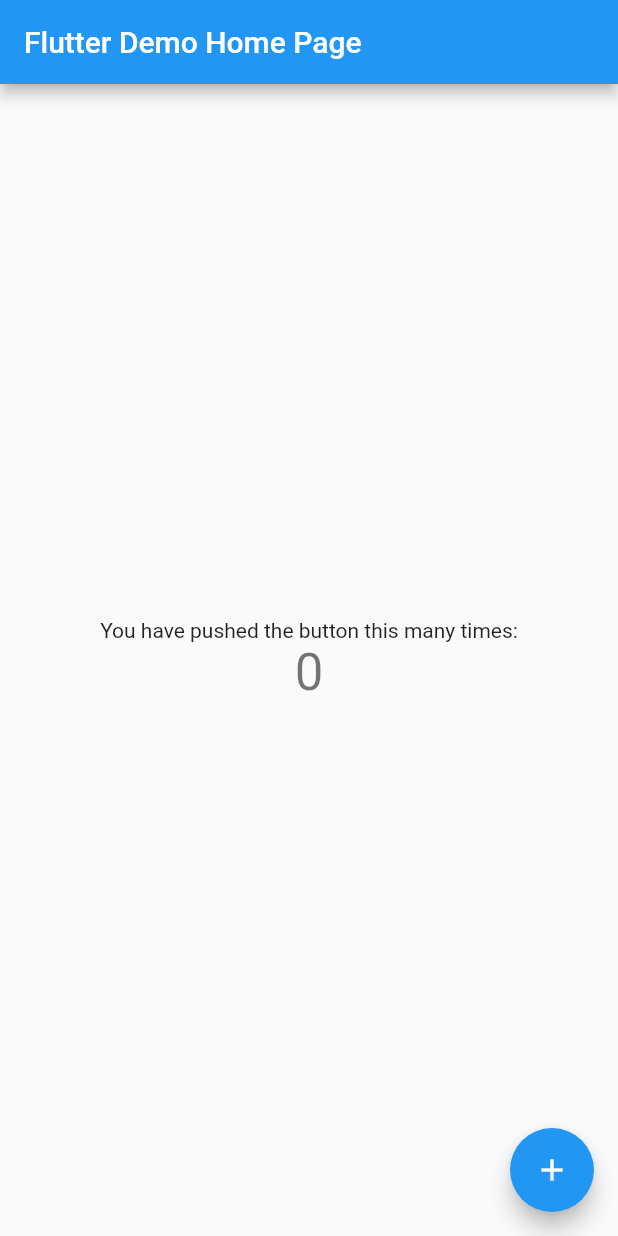
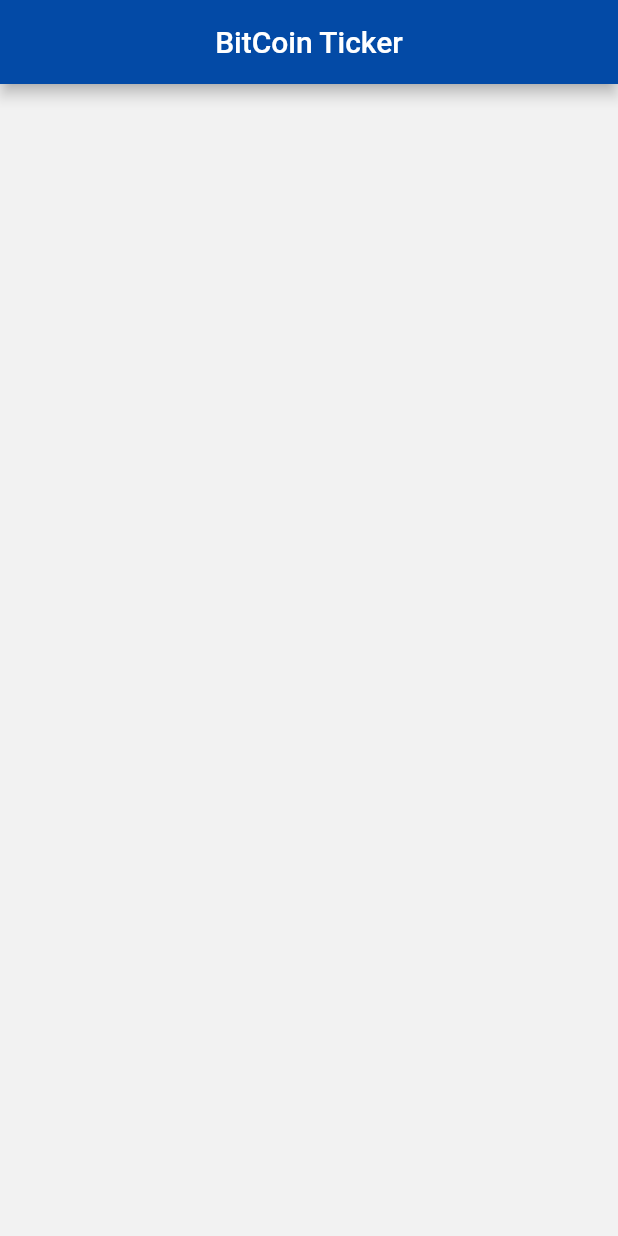
Before and after one commit to ashwanisng/Bitcoin-Ticker-App, a Flutter app: the screen it shows after launch, on a phone screen of 412 x 824 dp. Run offline on Flutter 3.47's test engine with Material 2 defaults, Android fonts, the phone set to English and light mode, and no system bars; missing offline and left inert: dart:html.

Commit message:
appbar created

```diff
--- a/lib/main.dart
+++ b/lib/main.dart
@@ -1,3 +1,4 @@
+import 'package:bitcoin_ticker/screens/price_screen.dart';
 import 'package:flutter/material.dart';
 
 void main() {
@@ -9,109 +10,12 @@ class MyApp extends StatelessWidget {
   @override
   Widget build(BuildContext context) {
     return MaterialApp(
-      title: 'Flutter Demo',
-      theme: ThemeData(
-        // This is the theme of your application.
-        //
-        // Try running your application with "flutter run". You'll see the
-        // application has a blue toolbar. Then, without quitting the app, try
-        // changing the primarySwatch below to Colors.green and then invoke
-        // "hot reload" (press "r" in the console where you ran "flutter run",
-        // or simply save your changes to "hot reload" in a Flutter IDE).
-        // Notice that the counter didn't reset back to zero; the application
-        // is not restarted.
-        primarySwatch: Colors.blue,
-        // This makes the visual density adapt to the platform that you run
-        // the app on. For desktop platforms, the controls will be smaller and
-        // closer together (more dense) than on mobile platforms.
-        visualDensity: VisualDensity.adaptivePlatformDensity,
+      debugShowCheckedModeBanner: false,
+      theme: ThemeData.dark().copyWith(
+        primaryColor: Color(0xFF034AA6),
+        scaffoldBackgroundColor: Color(0xFFF2F2F2),
       ),
-      home: MyHomePage(title: 'Flutter Demo Home Page'),
+      home: PriceScreen(),
     );
   }
 }
-
-class MyHomePage extends StatefulWidget {
-  MyHomePage({Key key, this.title}) : super(key: key);
-
-  // This widget is the home page of your application. It is stateful, meaning
-  // that it has a State object (defined below) that contains fields that affect
-  // how it looks.
-
-  // This class is the configuration for the state. It holds the values (in this
-  // case the title) provided by the parent (in this case the App widget) and
-  // used by the build method of the State. Fields in a Widget subclass are
-  // always marked "final".
-
-  final String title;
-
-  @override
-  _MyHomePageState createState() => _MyHomePageState();
-}
-
-class _MyHomePageState extends State<MyHomePage> {
-  int _counter = 0;
-
-  void _incrementCounter() {
-    setState(() {
-      // This call to setState tells the Flutter framework that something has
-      // changed in this State, which causes it to rerun the build method below
-      // so that the display can reflect the updated values. If we changed
-      // _counter without calling setState(), then the build method would not be
-      // called again, and so nothing would appear to happen.
-      _counter++;
-    });
-  }
-
-  @override
-  Widget build(BuildContext context) {
-    // This method is rerun every time setState is called, for instance as done
-    // by the _incrementCounter method above.
-    //
-    // The Flutter framework has been optimized to make rerunning build methods
-    // fast, so that you can just rebuild anything that needs updating rather
-    // than having to individually change instances of widgets.
-    return Scaffold(
-      appBar: AppBar(
-        // Here we take the value from the MyHomePage object that was created by
-        // the App.build method, and use it to set our appbar title.
-        title: Text(widget.title),
-      ),
-      body: Center(
-        // Center is a layout widget. It takes a single child and positions it
-        // in the middle of the parent.
-        child: Column(
-          // Column is also a layout widget. It takes a list of children and
-          // arranges them vertically. By default, it sizes itself to fit its
-          // children horizontally, and tries to be as tall as its parent.
-          //
-          // Invoke "debug painting" (press "p" in the console, choose the
-          // "Toggle Debug Paint" action from the Flutter Inspector in Android
-          // Studio, or the "Toggle Debug Paint" command in Visual Studio Code)
-          // to see the wireframe for each widget.
-          //
-          // Column has various properties to control how it sizes itself and
-          // how it positions its children. Here we use mainAxisAlignment to
-          // center the children vertically; the main axis here is the vertical
-          // axis because Columns are vertical (the cross axis would be
-          // horizontal).
-          mainAxisAlignment: MainAxisAlignment.center,
-          children: <Widget>[
-            Text(
-              'You have pushed the button this many times:',
-            ),
-            Text(
-              '$_counter',
-              style: Theme.of(context).textTheme.headline4,
-            ),
-          ],
-        ),
-      ),
-      floatingActionButton: FloatingActionButton(
-        onPressed: _incrementCounter,
-        tooltip: 'Increment',
-        child: Icon(Icons.add),
-      ), // This trailing comma makes auto-formatting nicer for build methods.
-    );
-  }
-}
--- /dev/null
+++ b/lib/screens/price_screen.dart
@@ -0,0 +1,15 @@
+import 'dart:html';
+
+import 'package:flutter/material.dart';
+
+class PriceScreen extends StatelessWidget {
+  @override
+  Widget build(BuildContext context) {
+    return Scaffold(
+      appBar: AppBar(
+        title: Text('BitCoin Ticker'),
+        centerTitle: true,
+      ),
+    );
+  }
+}
```
Also changed, not shown: 1 other file.
